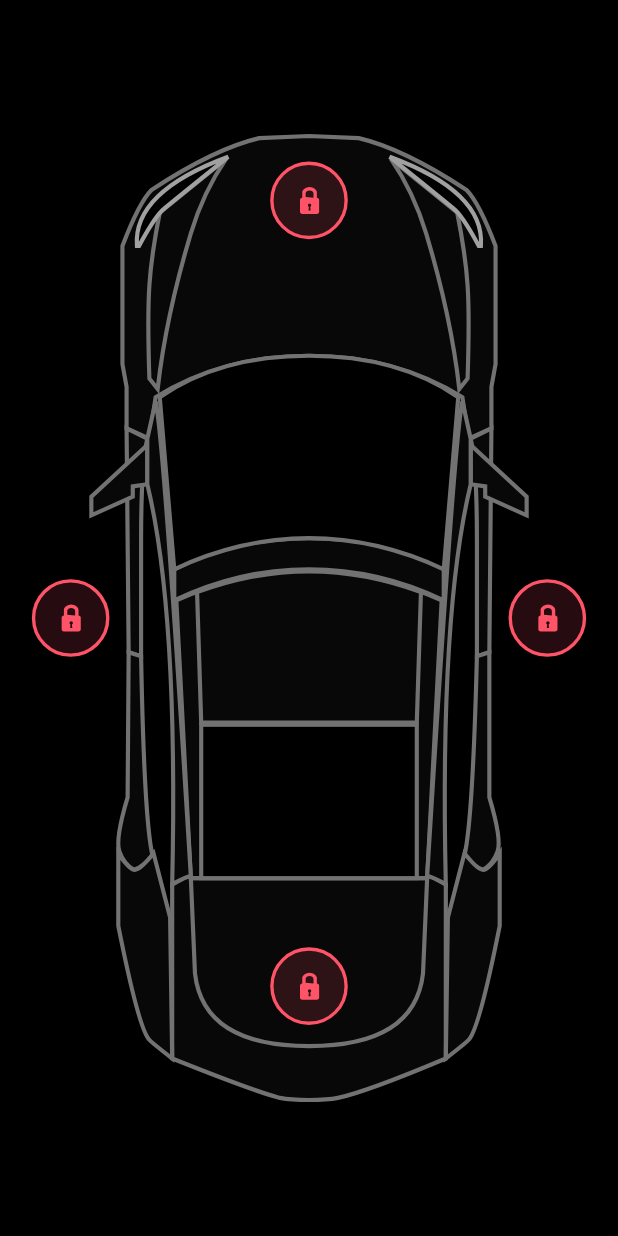
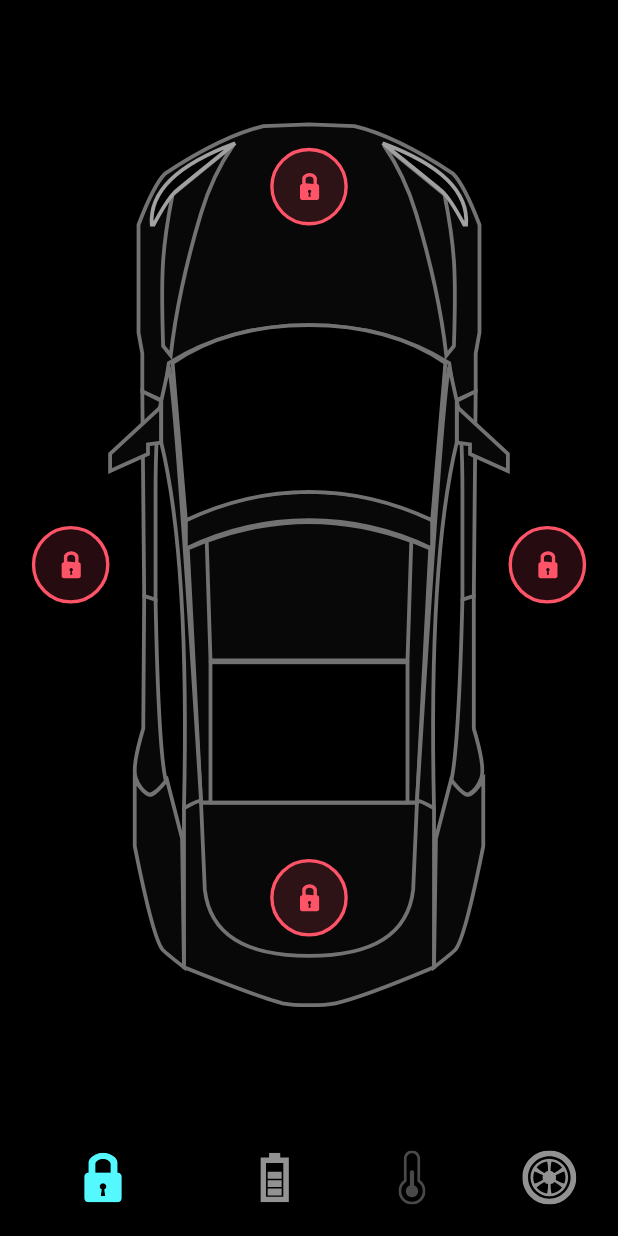
Before and after one commit to AhmedEl-Shamy/Car-Control-App, a Flutter app: the screen it shows after launch, on a phone screen of 412 x 824 dp. Run offline on Flutter 3.47's test engine with Material 3 defaults, Android fonts, the light colour scheme and no system bars; our stand-ins replace flutter_svg.

Commit message:
finish battery status view

```diff
--- a/lib/core/utlis/constants.dart
+++ b/lib/core/utlis/constants.dart
@@ -1,6 +1,6 @@
 import 'package:flutter/material.dart';
 
-abstract class Constants {
+abstract class AppConstants {
   static const double kDefaultPading = 16.0;
   static const Duration kDefaultDuration = Duration(milliseconds: 300);
   static const Color kPrimaryColor = Color(0xFF53F9FF);
--- /dev/null
+++ b/lib/core/widgets/custom_buttom_navigation_bar.dart
@@ -0,0 +1,49 @@
+import 'package:car_control_app/core/utlis/app_assets.dart';
+import 'package:car_control_app/core/utlis/constants.dart';
+import 'package:flutter/material.dart';
+import 'package:flutter_svg/flutter_svg.dart';
+
+class CustomButtomNavigationBar extends StatelessWidget {
+  const CustomButtomNavigationBar({
+    super.key,
+    required this.currentIndex,
+    required this.onTap,
+  });
+
+  final int currentIndex;
+  final void Function(int value) onTap;
+
+  final List<String> items = const [
+    AppAssets.kIconsLock,
+    AppAssets.kIconsCharge,
+    AppAssets.kIconsTemp,
+    AppAssets.kIconsTyre,
+  ];
+
+  @override
+  Widget build(BuildContext context) {
+    return BottomNavigationBar(
+      onTap: onTap,
+      currentIndex: currentIndex,
+      showSelectedLabels: false,
+      showUnselectedLabels: false,
+      items: items
+          .map(
+            (item) => BottomNavigationBarItem(
+              backgroundColor: Colors.black,
+              icon: SvgPicture.asset(
+                item,
+                colorFilter: items[currentIndex] == item
+                    ? ColorFilter.mode(
+                        AppConstants.kPrimaryColor,
+                        BlendMode.srcIn,
+                      )
+                    : ColorFilter.mode(Color(0xFF929292), BlendMode.srcIn),
+              ),
+              label: "",
+            ),
+          )
+          .toList(),
+    );
+  }
+}
--- a/lib/features/home/presentation/pages/home_page.dart
+++ b/lib/features/home/presentation/pages/home_page.dart
@@ -1,12 +1,65 @@
+import 'package:car_control_app/core/utlis/constants.dart';
 import 'package:car_control_app/features/home/presentation/widgets/home_page_body.dart';
 import 'package:flutter/material.dart';
 
+import '../../../../core/widgets/custom_buttom_navigation_bar.dart';
 
-class HomePage extends StatelessWidget {
+class HomePage extends StatefulWidget {
   const HomePage({super.key});
 
   @override
+  State<HomePage> createState() => _HomePageState();
+}
+
+class _HomePageState extends State<HomePage>
+    with SingleTickerProviderStateMixin {
+  late AnimationController _batteryAnimationController;
+  late Animation<double> batteryStatusAnimation;
+  int currentIndex = 0;
+
+  @override
+  void initState() {
+    _batteryAnimationController = AnimationController(
+      vsync: this,
+      duration: AppConstants.kDefaultDuration,
+    );
+    batteryStatusAnimation = CurvedAnimation(
+      parent: _batteryAnimationController,
+      curve: Curves.linear,
+    );
+    super.initState();
+  }
+
+  @override
+  void dispose() {
+    _batteryAnimationController.dispose();
+    super.dispose();
+  }
+
+  @override
   Widget build(BuildContext context) {
-    return Scaffold(body: HomePageBody());
+    return Scaffold(
+      body: HomePageBody(
+        currentIndex: currentIndex,
+        batteryAinmation: batteryStatusAnimation,
+      ),
+      bottomNavigationBar: CustomButtomNavigationBar(
+        currentIndex: currentIndex,
+        onTap: _onTap,
+      ),
+    );
+  }
+
+  void _onTap(int value) async {
+    currentIndex = value;
+    if (value == 1) {
+      Future.delayed(AppConstants.kDefaultDuration, () {
+        _batteryAnimationController.forward();
+      });
+      setState(() {});
+    } else {
+      await _batteryAnimationController.reverse();
+      setState(() {});
+    }
   }
 }
--- /dev/null
+++ b/lib/features/home/presentation/widgets/battery_info.dart
@@ -0,0 +1,16 @@
+import 'package:flutter/material.dart';
+
+class BatteryInfo extends StatelessWidget {
+  const BatteryInfo({super.key});
+
+  @override
+  Widget build(BuildContext context) {
+    return DefaultTextStyle(
+      style: TextStyle(fontSize: 18, fontWeight: FontWeight.bold),
+      child: Row(
+        mainAxisAlignment: MainAxisAlignment.spaceBetween,
+        children: [Text("22 mi/hr"), Text("232 v")],
+      ),
+    );
+  }
+}
--- /dev/null
+++ b/lib/features/home/presentation/widgets/battery_status_info_widget.dart
@@ -0,0 +1,30 @@
+import 'package:flutter/material.dart';
+
+import '../../../../core/utlis/constants.dart';
+import 'battery_info.dart';
+
+class BatteryStatusInfo extends StatelessWidget {
+  const BatteryStatusInfo({super.key, required this.constraints});
+  final BoxConstraints constraints;
+
+  @override
+  Widget build(BuildContext context) {
+    return Column(
+      children: [
+        Text(
+          '220 mi',
+          style: Theme.of(
+            context,
+          ).textTheme.headlineMedium!.copyWith(color: Colors.white),
+        ),
+        Text('62%', style: TextStyle(fontSize: 24)),
+        Spacer(),
+        Text("charging".toUpperCase(), style: TextStyle(fontSize: 20)),
+        Text("18 min remaining", style: TextStyle(fontSize: 20)),
+        SizedBox(height: constraints.maxHeight * 0.14),
+        BatteryInfo(),
+        SizedBox(height: AppConstants.kDefaultPading),
+      ],
+    );
+  }
+}
--- /dev/null
+++ b/lib/features/home/presentation/widgets/battery_status_view.dart
@@ -0,0 +1,49 @@
+import 'package:flutter/material.dart';
+import 'package:flutter_svg/flutter_svg.dart';
+
+import '../../../../core/utlis/app_assets.dart';
+import '../../../../core/utlis/constants.dart';
+import 'battery_status_info_widget.dart';
+
+class BatteryStatusView extends StatelessWidget {
+  const BatteryStatusView({
+    super.key,
+    required this.currentIndex,
+    required this.constraints,
+    required this.batteryAinmation,
+  });
+  final int currentIndex;
+  final BoxConstraints constraints;
+  final Animation<double> batteryAinmation;
+  @override
+  Widget build(BuildContext context) {
+    return Stack(
+      children: [
+        AnimatedOpacity(
+          opacity: currentIndex == 1 ? 1 : 0,
+          duration: AppConstants.kDefaultDuration,
+          child: Align(
+            alignment: Alignment.center,
+            child: SvgPicture.asset(
+              AppAssets.kIconsBattery,
+              width: constraints.maxWidth * 0.45,
+            ),
+          ),
+        ),
+        AnimatedBuilder(
+          animation: batteryAinmation,
+          builder: (context, child) {
+            return Positioned(
+              top: 50 * (1 - batteryAinmation.value),
+              child: Opacity(
+                opacity: batteryAinmation.value,
+                child: ConstrainedBox(constraints: constraints, child: child),
+              ),
+            );
+          },
+          child: BatteryStatusInfo(constraints: constraints),
+        ),
+      ],
+    );
+  }
+}
--- /dev/null
+++ b/lib/features/home/presentation/widgets/door_lock_view.dart
@@ -0,0 +1,62 @@
+import 'package:flutter/material.dart';
+
+import '../../../../core/utlis/constants.dart';
+import 'lock_unlock_button.dart';
+
+class DoorLockView extends StatelessWidget {
+  const DoorLockView({
+    super.key,
+    required this.currentIndex,
+    required this.constraints,
+  });
+  final int currentIndex;
+  final BoxConstraints constraints;
+  @override
+  Widget build(BuildContext context) {
+    return Stack(
+      alignment: Alignment.center,
+      children: [
+        _buildDoorLockButtons(
+          right: currentIndex == 0
+              ? constraints.maxWidth * 0.05
+              : constraints.maxWidth / 2,
+        ),
+        _buildDoorLockButtons(
+          left: currentIndex == 0
+              ? constraints.maxWidth * 0.05
+              : constraints.maxWidth / 2,
+        ),
+        _buildDoorLockButtons(
+          top: currentIndex == 0
+              ? constraints.maxHeight * 0.13
+              : constraints.maxHeight / 2,
+        ),
+        _buildDoorLockButtons(
+          bottom: currentIndex == 0
+              ? constraints.maxHeight * 0.17
+              : constraints.maxHeight / 2,
+        ),
+      ],
+    );
+  }
+
+  AnimatedPositioned _buildDoorLockButtons({
+    double? right,
+    double? left,
+    double? bottom,
+    double? top,
+  }) {
+    return AnimatedPositioned(
+      duration: AppConstants.kDefaultDuration,
+      right: right,
+      left: left,
+      top: top,
+      bottom: bottom,
+      child: AnimatedOpacity(
+        duration: AppConstants.kDefaultDuration,
+        opacity: currentIndex == 0 ? 1 : 0,
+        child: LockUnLockButton(),
+      ),
+    );
+  }
+}
--- a/lib/features/home/presentation/widgets/home_page_body.dart
+++ b/lib/features/home/presentation/widgets/home_page_body.dart
@@ -1,11 +1,17 @@
 import 'package:flutter/material.dart';
 
+import 'battery_status_view.dart';
 import 'car_image_widget.dart';
-import 'lock_unlock_button.dart';
+import 'door_lock_view.dart';
 
 class HomePageBody extends StatelessWidget {
-  const HomePageBody({super.key});
-
+  const HomePageBody({
+    super.key,
+    required this.currentIndex,
+    required this.batteryAinmation,
+  });
+  final int currentIndex;
+  final Animation<double> batteryAinmation;
   @override
   Widget build(BuildContext context) {
     return SafeArea(
@@ -15,21 +21,16 @@ class HomePageBody extends StatelessWidget {
             alignment: Alignment.center,
             children: [
               CarImageWidget(constraints: constraints),
-              Positioned(
-                right: constraints.maxWidth * 0.05,
-                child: LockUnLockButton(),
+              // door lock view
+              DoorLockView(
+                currentIndex: currentIndex,
+                constraints: constraints,
               ),
-              Positioned(
-                left: constraints.maxWidth * 0.05,
-                child: LockUnLockButton(),
-              ),
-              Positioned(
-                top: constraints.maxHeight * 0.13,
-                child: LockUnLockButton(),
-              ),
-              Positioned(
-                bottom: constraints.maxHeight * 0.17,
-                child: LockUnLockButton(),
+              // battery view
+              BatteryStatusView(
+                currentIndex: currentIndex,
+                constraints: constraints,
+                batteryAinmation: batteryAinmation,
               ),
             ],
           );
--- a/lib/features/home/presentation/widgets/lock_unlock_button.dart
+++ b/lib/features/home/presentation/widgets/lock_unlock_button.dart
@@ -20,7 +20,7 @@ class _LockUnLockButtonState extends State<LockUnLockButton> {
         isLooked = !isLooked;
       }),
       child: AnimatedSwitcher(
-        duration: Constants.kDefaultDuration,
+        duration: AppConstants.kDefaultDuration,
         switchInCurve: Curves.easeInOutBack,
         switchOutCurve: Curves.easeInOutBack,
         transitionBuilder: (child, animation) =>
```
